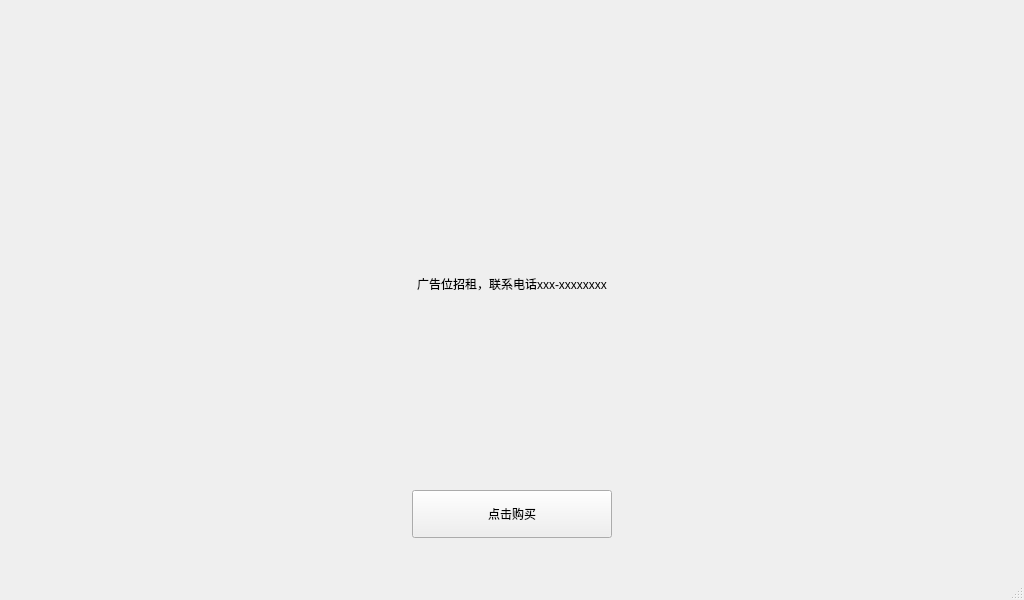
Old version of the form VendingSystem_client/advertisement.ui in the repository Nyar-D/VendingSystem.
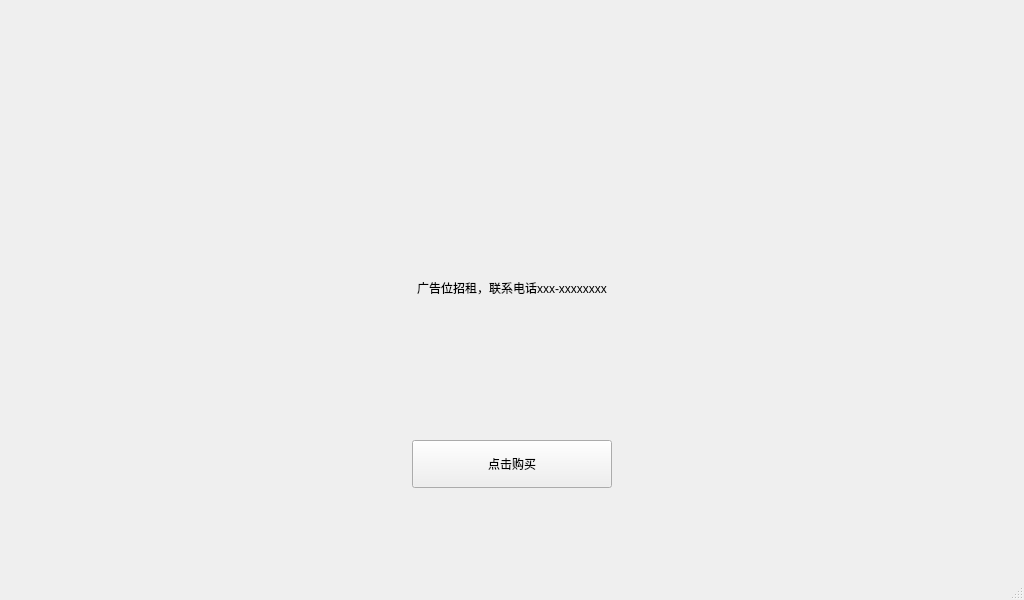
New version of the form.

Commit message:
优化状态栏显示，显示日期时间
确定了广告尺寸，为新建广告的规则做准备

```diff
--- a/VendingSystem_client/advertisement.ui
+++ b/VendingSystem_client/advertisement.ui
@@ -14,15 +14,49 @@
    <string>Advertisement</string>
   </property>
   <widget class="QWidget" name="centralWidget">
+   <widget class="QPushButton" name="adv_enterShop_bt">
+    <property name="geometry">
+     <rect>
+      <x>412</x>
+      <y>440</y>
+      <width>200</width>
+      <height>48</height>
+     </rect>
+    </property>
+    <property name="text">
+     <string>点击购买</string>
+    </property>
+   </widget>
    <widget class="QLabel" name="advertisement_lb">
     <property name="geometry">
      <rect>
       <x>0</x>
       <y>0</y>
       <width>1024</width>
-      <height>568</height>
+      <height>575</height>
      </rect>
     </property>
+    <property name="sizePolicy">
+     <sizepolicy hsizetype="Expanding" vsizetype="Expanding">
+      <horstretch>0</horstretch>
+      <verstretch>0</verstretch>
+     </sizepolicy>
+    </property>
+    <property name="minimumSize">
+     <size>
+      <width>1024</width>
+      <height>575</height>
+     </size>
+    </property>
+    <property name="maximumSize">
+     <size>
+      <width>10000</width>
+      <height>10000</height>
+     </size>
+    </property>
+    <property name="styleSheet">
+     <string notr="true"/>
+    </property>
     <property name="text">
      <string>广告位招租，联系电话xxx-xxxxxxxx</string>
     </property>
@@ -30,19 +64,8 @@
      <set>Qt::AlignCenter</set>
     </property>
    </widget>
-   <widget class="QPushButton" name="adv_enterShop_bt">
-    <property name="geometry">
-     <rect>
-      <x>412</x>
-      <y>490</y>
-      <width>200</width>
-      <height>48</height>
-     </rect>
-    </property>
-    <property name="text">
-     <string>点击购买</string>
-    </property>
-   </widget>
+   <zorder>advertisement_lb</zorder>
+   <zorder>adv_enterShop_bt</zorder>
   </widget>
   <widget class="QStatusBar" name="statusBar"/>
  </widget>
```
Left out of the diff: 2 changed lines with no effect on the pictures. The commit also changes 2 other files.
